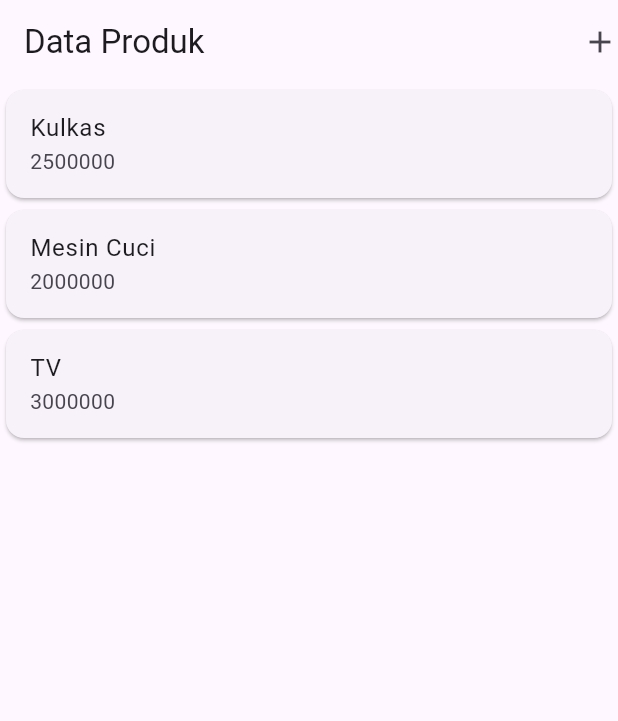
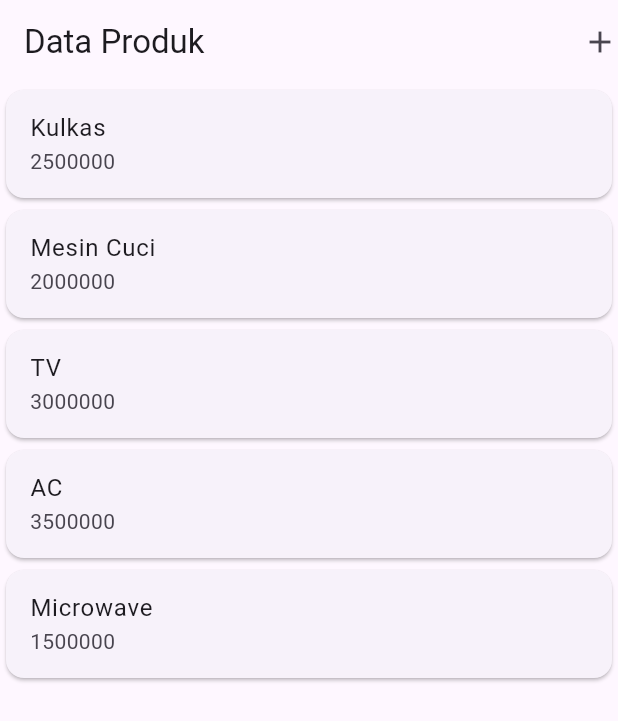
Before and after one commit to aryawp0203/flutter_pmo_2026, a Flutter app: the screen it shows after launch, on a phone screen of 412 x 824 dp. Shown: the top 721 px of the screen. Run offline on Flutter 3.47's test engine with Material 3 defaults, Android fonts, the phone set to English and light mode, and no system bars.

Commit message:
Tambahkan dua data produk baru pada ListView menggunakan class ItemProduk

```diff
--- a/lib/ui/produk_page.dart
+++ b/lib/ui/produk_page.dart
@@ -42,6 +42,14 @@ class _ProdukPageState extends State<ProdukPage> {
           ),
           // List 3
           ItemProduk(kodeProduk: 'A003', namaProduk: 'TV', harga: 3000000),
+          // List 4
+          ItemProduk(kodeProduk: 'A004', namaProduk: 'AC', harga: 3500000),
+          // List 5
+          ItemProduk(
+            kodeProduk: 'A005',
+            namaProduk: 'Microwave',
+            harga: 1500000,
+          ),
         ],
       ),
     );
```
